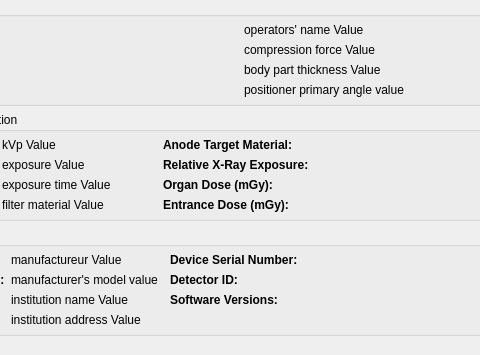
This is starviewer/src/core/qdicomdumpmammographywidgetbase.ui in starviewer-medical/starviewer as Qt 5 draws it before an edit; both pictures show x 179 to 659 and y 0 to 355 of the 839 by 436 pixel window. The edited form follows.
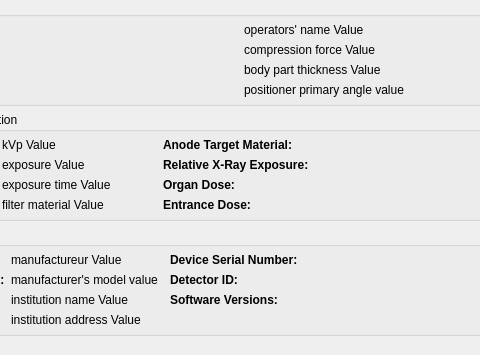
This is the edited form.

Commit message: ENH: Actualitzem el dump de mammografia amb les unitats corresponents per cada mesura

```diff
--- a/starviewer/src/core/qdicomdumpmammographywidgetbase.ui
+++ b/starviewer/src/core/qdicomdumpmammographywidgetbase.ui
@@ -193,7 +193,7 @@
          <bool>false</bool>
         </property>
         <property name="text">
-         <string>Organ Dose (mGy):</string>
+         <string>Organ Dose:</string>
         </property>
        </widget>
       </item>
@@ -225,7 +225,7 @@
          <bool>false</bool>
         </property>
         <property name="text">
-         <string>Entrance Dose (mGy):</string>
+         <string>Entrance Dose:</string>
         </property>
        </widget>
       </item>
```
The commit also changes 1 other file.
